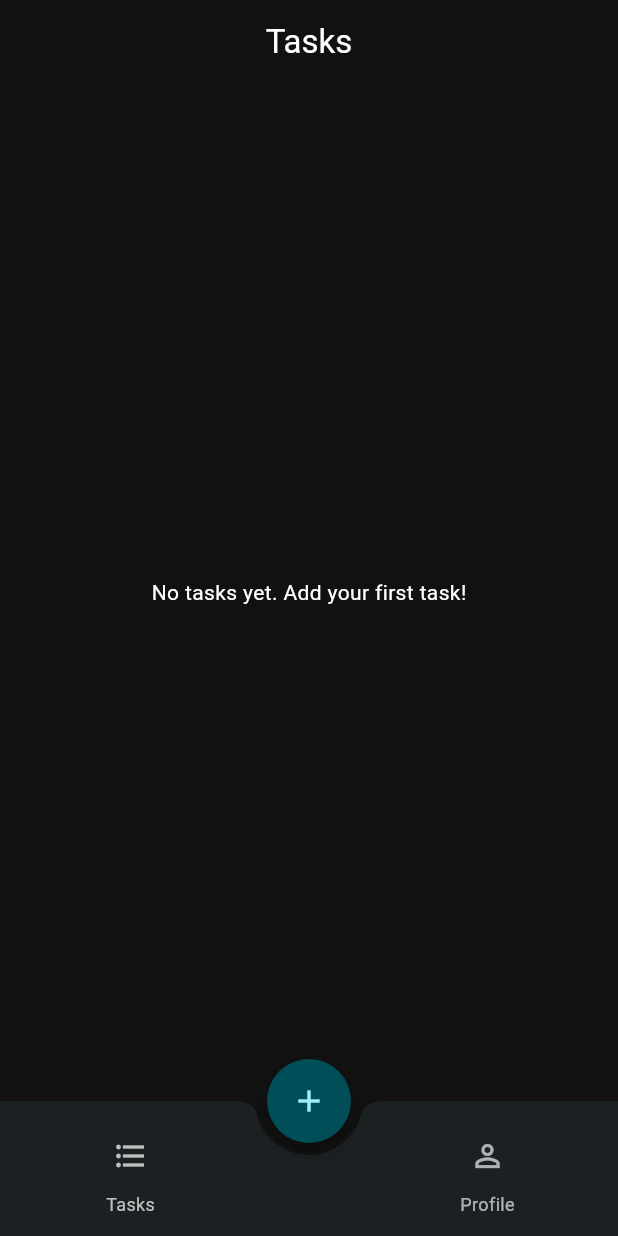
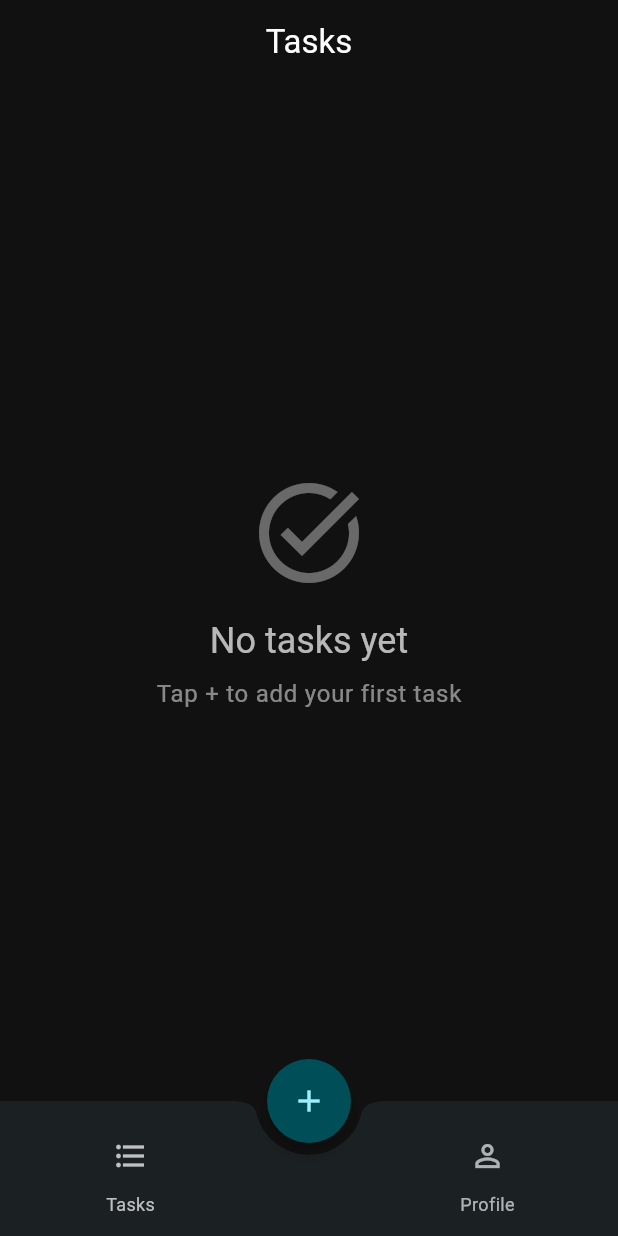
Before and after one commit to g9wz/tasksync, a Flutter app: the screen it shows once a user with an empty profile is signed in, on a phone screen of 412 x 824 dp. Run offline on Flutter 3.47's test engine with Material 3 defaults, Android fonts, the phone set to English and light mode, and no system bars; our stand-ins replace cloud_firestore, firebase_auth, firebase_core, flex_color_scheme; accounts and stored records are empty.

Commit message:
make no tasks widget look better

```diff
--- a/lib/screens/home/parts/tasks/tasks_screen.dart
+++ b/lib/screens/home/parts/tasks/tasks_screen.dart
@@ -45,8 +45,38 @@ class _TasksScreenState extends State<TasksScreen> {
           }
 
           if (!snapshot.hasData || snapshot.data!.isEmpty) {
-            return const Center(
-              child: Text('No tasks yet. Add your first task!'),
+            return Center(
+              child: Column(
+                mainAxisAlignment: MainAxisAlignment.center,
+                children: [
+                  Icon(
+                    Icons.task_alt,
+                    size: 80,
+                    color:
+                        Theme.of(context).colorScheme.primary.withOpacity(0.5),
+                  ),
+                  const SizedBox(height: 16),
+                  Text(
+                    'No tasks yet',
+                    style: Theme.of(context).textTheme.headlineSmall?.copyWith(
+                          color: Theme.of(context)
+                              .colorScheme
+                              .onSurface
+                              .withOpacity(0.7),
+                        ),
+                  ),
+                  const SizedBox(height: 8),
+                  Text(
+                    'Tap + to add your first task',
+                    style: Theme.of(context).textTheme.bodyLarge?.copyWith(
+                          color: Theme.of(context)
+                              .colorScheme
+                              .onSurface
+                              .withOpacity(0.5),
+                        ),
+                  ),
+                ],
+              ),
             );
           }
 
```
